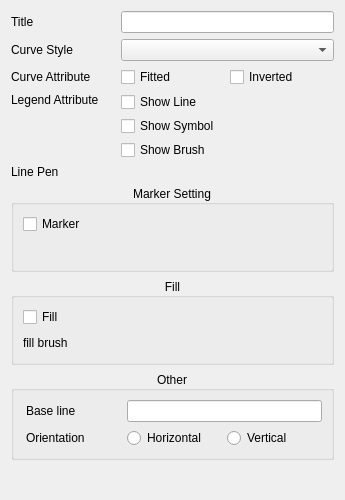
Before: the Qt Designer form src/DAGui/ChartSetting/DAChartCurveItemSettingWidget.ui in czyt1988/data-workbench, drawn with Qt 5.
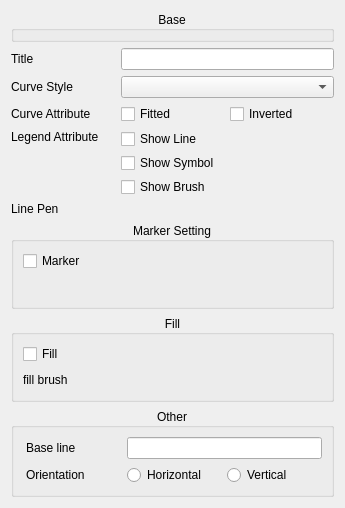
After: the same form once the commit is applied. Custom widgets are drawn as their Qt base class.

What changed in the file:
```diff
--- a/src/DAGui/ChartSetting/DAChartCurveItemSettingWidget.ui
+++ b/src/DAGui/ChartSetting/DAChartCurveItemSettingWidget.ui
@@ -14,70 +14,7 @@
    <string>Curve Setting</string>
   </property>
   <layout class="QGridLayout" name="gridLayout_2">
-   <item row="1" column="0">
-    <widget class="QLabel" name="label">
-     <property name="text">
-      <string>Curve Style</string>
-     </property>
-    </widget>
-   </item>
-   <item row="0" column="0">
-    <widget class="QLabel" name="label_6">
-     <property name="text">
-      <string>Title</string>
-     </property>
-    </widget>
-   </item>
-   <item row="3" column="0">
-    <widget class="QLabel" name="label_3">
-     <property name="minimumSize">
-      <size>
-       <width>0</width>
-       <height>54</height>
-      </size>
-     </property>
-     <property name="text">
-      <string>Legend Attribute</string>
-     </property>
-     <property name="alignment">
-      <set>Qt::AlignLeading|Qt::AlignLeft|Qt::AlignTop</set>
-     </property>
-    </widget>
-   </item>
-   <item row="2" column="1">
-    <widget class="QCheckBox" name="checkBoxFitted">
-     <property name="toolTip">
-      <string>&lt;html&gt;&lt;head/&gt;&lt;body&gt;&lt;p&gt;Only in combination with Lines Style, tries to interpolate/smooth the curve, before it is painted. &lt;/p&gt;&lt;p&gt;Note:Curve fitting requires temporary memory for calculating coefficients and additional points.&lt;/p&gt;&lt;/body&gt;&lt;/html&gt;</string>
-     </property>
-     <property name="text">
-      <string>Fitted</string>
-     </property>
-    </widget>
-   </item>
-   <item row="4" column="0">
-    <widget class="QLabel" name="label_7">
-     <property name="text">
-      <string>Line Pen</string>
-     </property>
-    </widget>
-   </item>
-   <item row="0" column="1" colspan="2">
-    <widget class="QLineEdit" name="lineEditTitle"/>
-   </item>
-   <item row="11" column="0">
-    <spacer name="verticalSpacer">
-     <property name="orientation">
-      <enum>Qt::Vertical</enum>
-     </property>
-     <property name="sizeHint" stdset="0">
-      <size>
-       <width>20</width>
-       <height>40</height>
-      </size>
-     </property>
-    </spacer>
-   </item>
-   <item row="10" column="0" colspan="3">
+   <item row="11" column="0" colspan="3">
     <widget class="QGroupBox" name="groupBox">
      <property name="sizePolicy">
       <sizepolicy hsizetype="Preferred" vsizetype="Maximum">
@@ -135,86 +72,7 @@
      </layout>
     </widget>
    </item>
-   <item row="2" column="0">
-    <widget class="QLabel" name="label_2">
-     <property name="text">
-      <string>Curve Attribute</string>
-     </property>
-    </widget>
-   </item>
-   <item row="4" column="1" colspan="2">
-    <widget class="DA::DAPenEditWidget" name="penEditWidget" native="true">
-     <property name="sizePolicy">
-      <sizepolicy hsizetype="Preferred" vsizetype="Maximum">
-       <horstretch>0</horstretch>
-       <verstretch>0</verstretch>
-      </sizepolicy>
-     </property>
-     <property name="minimumSize">
-      <size>
-       <width>0</width>
-       <height>12</height>
-      </size>
-     </property>
-    </widget>
-   </item>
-   <item row="1" column="1" colspan="2">
-    <widget class="QComboBox" name="comboBoxCurveStyle"/>
-   </item>
-   <item row="2" column="2">
-    <widget class="QCheckBox" name="checkBoxInverted">
-     <property name="toolTip">
-      <string>&lt;html&gt;&lt;head/&gt;&lt;body&gt;&lt;p&gt;For Steps curve style only. Draws a step function from the right to the left.&lt;/p&gt;&lt;/body&gt;&lt;/html&gt;</string>
-     </property>
-     <property name="text">
-      <string>Inverted</string>
-     </property>
-    </widget>
-   </item>
-   <item row="3" column="1" colspan="2">
-    <layout class="QVBoxLayout" name="verticalLayout_4">
-     <item>
-      <widget class="QCheckBox" name="checkBoxLegendShowLine">
-       <property name="minimumSize">
-        <size>
-         <width>0</width>
-         <height>18</height>
-        </size>
-       </property>
-       <property name="text">
-        <string>Show Line</string>
-       </property>
-      </widget>
-     </item>
-     <item>
-      <widget class="QCheckBox" name="checkBoxLegendShowSymbol">
-       <property name="minimumSize">
-        <size>
-         <width>0</width>
-         <height>18</height>
-        </size>
-       </property>
-       <property name="text">
-        <string>Show Symbol</string>
-       </property>
-      </widget>
-     </item>
-     <item>
-      <widget class="QCheckBox" name="checkBoxLegendShowBrush">
-       <property name="minimumSize">
-        <size>
-         <width>0</width>
-         <height>18</height>
-        </size>
-       </property>
-       <property name="text">
-        <string>Show Brush</string>
-       </property>
-      </widget>
-     </item>
-    </layout>
-   </item>
-   <item row="9" column="0" colspan="3">
+   <item row="10" column="0" colspan="3">
     <widget class="QGroupBox" name="groupBoxFill">
      <property name="sizePolicy">
       <sizepolicy hsizetype="Preferred" vsizetype="Maximum">
@@ -280,7 +138,43 @@
      </layout>
     </widget>
    </item>
-   <item row="6" column="0" colspan="3">
+   <item row="5" column="1" colspan="2">
+    <widget class="DA::DAPenEditWidget" name="penEditWidget" native="true">
+     <property name="sizePolicy">
+      <sizepolicy hsizetype="Preferred" vsizetype="Maximum">
+       <horstretch>0</horstretch>
+       <verstretch>0</verstretch>
+      </sizepolicy>
+     </property>
+     <property name="minimumSize">
+      <size>
+       <width>0</width>
+       <height>12</height>
+      </size>
+     </property>
+    </widget>
+   </item>
+   <item row="3" column="2">
+    <widget class="QCheckBox" name="checkBoxInverted">
+     <property name="toolTip">
+      <string>&lt;html&gt;&lt;head/&gt;&lt;body&gt;&lt;p&gt;For Steps curve style only. Draws a step function from the right to the left.&lt;/p&gt;&lt;/body&gt;&lt;/html&gt;</string>
+     </property>
+     <property name="text">
+      <string>Inverted</string>
+     </property>
+    </widget>
+   </item>
+   <item row="2" column="0">
+    <widget class="QLabel" name="label">
+     <property name="text">
+      <string>Curve Style</string>
+     </property>
+    </widget>
+   </item>
+   <item row="1" column="1" colspan="2">
+    <widget class="QLineEdit" name="lineEditTitle"/>
+   </item>
+   <item row="7" column="0" colspan="3">
     <widget class="QGroupBox" name="groupBoxMarker">
      <property name="enabled">
       <bool>true</bool>
@@ -349,6 +243,145 @@
      </layout>
     </widget>
    </item>
+   <item row="4" column="1" colspan="2">
+    <layout class="QVBoxLayout" name="verticalLayout_4">
+     <item>
+      <widget class="QCheckBox" name="checkBoxLegendShowLine">
+       <property name="minimumSize">
+        <size>
+         <width>0</width>
+         <height>18</height>
+        </size>
+       </property>
+       <property name="text">
+        <string>Show Line</string>
+       </property>
+      </widget>
+     </item>
+     <item>
+      <widget class="QCheckBox" name="checkBoxLegendShowSymbol">
+       <property name="minimumSize">
+        <size>
+         <width>0</width>
+         <height>18</height>
+        </size>
+       </property>
+       <property name="text">
+        <string>Show Symbol</string>
+       </property>
+      </widget>
+     </item>
+     <item>
+      <widget class="QCheckBox" name="checkBoxLegendShowBrush">
+       <property name="minimumSize">
+        <size>
+         <width>0</width>
+         <height>18</height>
+        </size>
+       </property>
+       <property name="text">
+        <string>Show Brush</string>
+       </property>
+      </widget>
+     </item>
+    </layout>
+   </item>
+   <item row="0" column="0" colspan="3">
+    <widget class="QGroupBox" name="groupBoxBaseItem">
+     <property name="title">
+      <string>Base</string>
+     </property>
+     <property name="alignment">
+      <set>Qt::AlignCenter</set>
+     </property>
+     <property name="flat">
+      <bool>true</bool>
+     </property>
+     <layout class="QVBoxLayout" name="verticalLayout">
+      <property name="spacing">
+       <number>0</number>
+      </property>
+      <property name="leftMargin">
+       <number>0</number>
+      </property>
+      <property name="topMargin">
+       <number>1</number>
+      </property>
+      <property name="rightMargin">
+       <number>0</number>
+      </property>
+      <property name="bottomMargin">
+       <number>1</number>
+      </property>
+      <item>
+       <widget class="DA::DAChartPlotItemSettingWidget" name="widgetItemSetting" native="true"/>
+      </item>
+     </layout>
+    </widget>
+   </item>
+   <item row="3" column="1">
+    <widget class="QCheckBox" name="checkBoxFitted">
+     <property name="toolTip">
+      <string>&lt;html&gt;&lt;head/&gt;&lt;body&gt;&lt;p&gt;Only in combination with Lines Style, tries to interpolate/smooth the curve, before it is painted. &lt;/p&gt;&lt;p&gt;Note:Curve fitting requires temporary memory for calculating coefficients and additional points.&lt;/p&gt;&lt;/body&gt;&lt;/html&gt;</string>
+     </property>
+     <property name="text">
+      <string>Fitted</string>
+     </property>
+    </widget>
+   </item>
+   <item row="5" column="0">
+    <widget class="QLabel" name="label_7">
+     <property name="text">
+      <string>Line Pen</string>
+     </property>
+    </widget>
+   </item>
+   <item row="4" column="0">
+    <widget class="QLabel" name="label_3">
+     <property name="minimumSize">
+      <size>
+       <width>0</width>
+       <height>54</height>
+      </size>
+     </property>
+     <property name="text">
+      <string>Legend Attribute</string>
+     </property>
+     <property name="alignment">
+      <set>Qt::AlignLeading|Qt::AlignLeft|Qt::AlignTop</set>
+     </property>
+    </widget>
+   </item>
+   <item row="1" column="0">
+    <widget class="QLabel" name="label_6">
+     <property name="text">
+      <string>Title</string>
+     </property>
+    </widget>
+   </item>
+   <item row="3" column="0">
+    <widget class="QLabel" name="label_2">
+     <property name="text">
+      <string>Curve Attribute</string>
+     </property>
+    </widget>
+   </item>
+   <item row="2" column="1" colspan="2">
+    <widget class="QComboBox" name="comboBoxCurveStyle"/>
+   </item>
+   <item row="12" column="0" colspan="3">
+    <spacer name="verticalSpacer">
+     <property name="orientation">
+      <enum>Qt::Vertical</enum>
+     </property>
+     <property name="sizeHint" stdset="0">
+      <size>
+       <width>20</width>
+       <height>40</height>
+      </size>
+     </property>
+    </spacer>
+   </item>
   </layout>
  </widget>
  <customwidgets>
@@ -370,6 +403,12 @@
    <header>DAChartSymbolEditWidget.h</header>
    <container>1</container>
   </customwidget>
+  <customwidget>
+   <class>DA::DAChartPlotItemSettingWidget</class>
+   <extends>QWidget</extends>
+   <header>DAChartPlotItemSettingWidget.h</header>
+   <container>1</container>
+  </customwidget>
  </customwidgets>
  <resources/>
  <connections>
```
